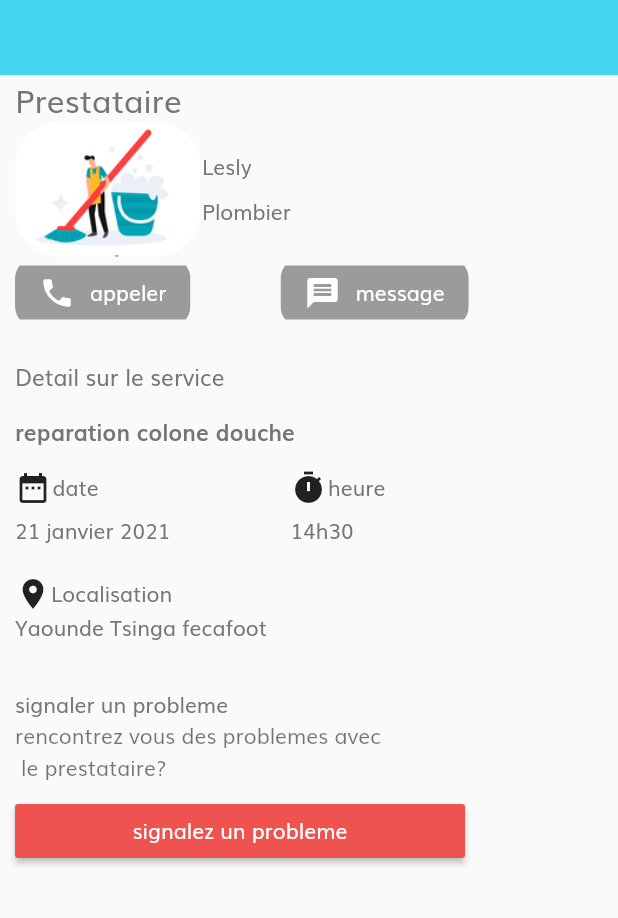
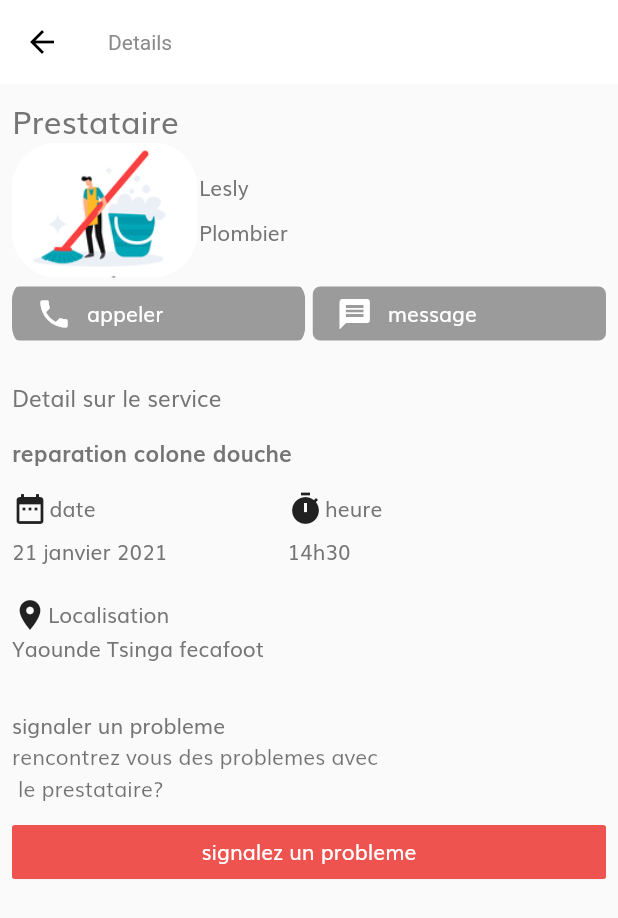
Before and after one commit to innov237/tafadomi_mobile_app, a Flutter app: the ServiceProviderPage screen opened by its route, on a phone screen of 412 x 824 dp. Shown: the top 918 px of the screen. Run offline on Flutter 3.47's test engine with Material 2 defaults, Android fonts, the phone set to English and light mode, and no system bars; our stand-ins replace dio; network calls fail.

Commit message:
tabs integration

```diff
--- a/lib/main.dart
+++ b/lib/main.dart
@@ -38,7 +38,7 @@ ThemeData theme() {
 
 AppBarTheme appBarTheme() {
   return AppBarTheme(
-    color: PaletteColor.primaryColor,
+    color: Colors.white,
     elevation: 0.0,
     brightness: Brightness.light,
     iconTheme: IconThemeData(
--- a/lib/pages/home_page.dart
+++ b/lib/pages/home_page.dart
@@ -9,8 +9,6 @@ import 'package:tafadomi/widgets/request_widget.dart';
 import 'package:tafadomi/widgets/prestataire.dart';
 import 'package:tafadomi/widgets/serviceRequest_widget.dart';
 import 'package:tafadomi/widgets/AppBar_widget.dart';
-import 'package:tafadomi/pages/request/provider_page.dart';
-import 'package:tafadomi/pages/categories/categoriesList_page.dart';
 
 class HomePage extends StatefulWidget {
   static String routeName = '/home';
@@ -64,10 +62,6 @@ class _HomePageState extends State<HomePage> {
                       ),
                       _categorieList(),
                       servicePromo(),
-                      requestHistorical(),
-                      categories(),
-                      ServiceProvider(),
-                      serviceRequest(),
                     ],
                   ),
                 ],
--- a/lib/pages/onboarding_page.dart
+++ b/lib/pages/onboarding_page.dart
@@ -81,7 +81,7 @@ class _OnboardingPageState extends State<OnboardingPage> {
           FlatButton(
             onPressed: () {
               if (initialPage == onboardingList.length - 1) {
-                Navigator.pushNamed(context, HomePage.routeName);
+                Navigator.pushNamed(context, TabsPage.routeName);
                 return;
               }
               _controller.nextPage(
--- a/lib/pages/request/provider_page.dart
+++ b/lib/pages/request/provider_page.dart
@@ -12,15 +12,19 @@ class _ServiceProviderPageState extends State<ServiceProviderPage> {
   Widget build(BuildContext context) {
     return SafeArea(
       child: Scaffold(
-        body: Column(
+        appBar: AppBar(
+          title: Text(
+            "Details",
+          ),
+        ),
+        body: ListView(
+          children: [
+            Padding(
+              padding: const EdgeInsets.all(8.0),
+              child: Column(
                 children: [
                   Container(
-              height: 50.0,
-              color: PaletteColor.primaryColor,
-            ),
-            Container(
-              child: Padding(
-                padding: const EdgeInsets.only(left: 10.0),
+                    width: double.infinity,
                     child: Column(
                       mainAxisAlignment: MainAxisAlignment.start,
                       crossAxisAlignment: CrossAxisAlignment.start,
@@ -37,7 +41,8 @@ class _ServiceProviderPageState extends State<ServiceProviderPage> {
                                 height: 90.0,
                                 child: Image(
                                   fit: BoxFit.cover,
-                              image: AssetImage("assets/images/cleaning.png"),
+                                  image:
+                                      AssetImage("assets/images/cleaning.png"),
                                 ),
                               ),
                             ),
@@ -59,9 +64,13 @@ class _ServiceProviderPageState extends State<ServiceProviderPage> {
                         ),
                         Row(
                           children: [
-                        ClipRRect(
+                            Expanded(
+                              child: ClipRRect(
                                 borderRadius: BorderRadius.circular(15.0),
                                 child: RaisedButton(
+                                  shape: RoundedRectangleBorder(
+                                    borderRadius: BorderRadius.circular(5.0),
+                                  ),
                                   color: Color(0xFF44D7F1),
                                   child: Row(
                                     children: [
@@ -73,18 +82,21 @@ class _ServiceProviderPageState extends State<ServiceProviderPage> {
                                         width: 10.0,
                                       ),
                                       Text("appeler",
-                                    style: TextStyle(color: Colors.white)),
+                                          style:
+                                              TextStyle(color: Colors.white)),
                                     ],
                                   ),
                                 ),
                               ),
+                            ),
                             SizedBox(
-                          width: 60.0,
+                              width: 5.0,
                             ),
-                        ClipRRect(
-                          borderRadius: BorderRadius.circular(15.0),
-                          child: Container(
+                            Expanded(
                               child: RaisedButton(
+                                shape: RoundedRectangleBorder(
+                                  borderRadius: BorderRadius.circular(5.0),
+                                ),
                                 color: PaletteColor.primaryColor,
                                 child: Row(
                                   children: [
@@ -98,7 +110,6 @@ class _ServiceProviderPageState extends State<ServiceProviderPage> {
                                     Text("message",
                                         style: TextStyle(color: Colors.white)),
                                   ],
-                              ),
                                 ),
                               ),
                             ),
@@ -204,10 +215,11 @@ class _ServiceProviderPageState extends State<ServiceProviderPage> {
                         Padding(
                           padding: const EdgeInsets.symmetric(vertical: 8.0),
                           child: Container(
-                        width: 300.0,
+                            width: double.infinity,
                             child: Center(
                               child: RaisedButton(
                                 color: Colors.red[400],
+                                elevation: 0.1,
                                 onPressed: () {},
                                 child: Center(
                                   child: Text(
@@ -222,6 +234,8 @@ class _ServiceProviderPageState extends State<ServiceProviderPage> {
                       ],
                     ),
                   ),
+                ],
+              ),
             ),
           ],
         ),
--- a/lib/routes.dart
+++ b/lib/routes.dart
@@ -1,7 +1,6 @@
 import 'package:flutter/widgets.dart';
 import 'package:tafadomi/pages/onboarding_page.dart';
 import 'package:tafadomi/pages/home_page.dart';
-import 'package:tafadomi/pages/_services/serviceForm_page.dart';
 import 'package:tafadomi/pages/_services/serviceList_page.dart';
 import 'package:tafadomi/pages/categories/categoriesList_page.dart';
 import 'package:tafadomi/pages/request/historical_page.dart';
@@ -14,7 +13,7 @@ final Map<String, WidgetBuilder> routes = {
   OnboardingPage.routeName: (context) => OnboardingPage(),
   HomePage.routeName: (context) => HomePage(),
   Services.routeName: (context) => Services(),
-  CategoriesList_page.routeName: (context) => CategoriesList_page(),
+  CategoriesListPage.routeName: (context) => CategoriesListPage(),
   Historical_Page.routeName: (context) => Historical_Page(),
   ServiceProviderPage.routeName: (context) => ServiceProviderPage(),
   TabsPage.routeName: (context) => TabsPage(),
```
Also changed, not shown: lib/pages/categories/categoriesList_page.dart (+17 -10 lines), lib/pages/tabs_page.dart (+23 -18 lines), lib/widgets/AppBar_widget.dart (+5 -3 lines), lib/widgets/categories_widget.dart (+6 -14 lines), lib/widgets/prestataire.dart (+7 -9 lines). Lines whose indentation alone changed are shown as unchanged.
